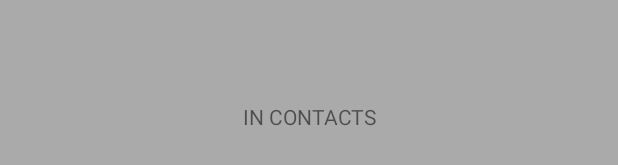
After one commit to mbutera11/Android-Apps, an Android app: the layout activity_contacts.xml on its own in the app's theme, with its tools: preview values and no code run, on a phone screen of 412 x 824 dp. The commit adds this screen. Shown: the part 515-680 px from the top of the screen. Run offline under Robolectric (Android 15) with nearby library versions, the light colour scheme and no system bars.

Commit message:
Login and Register Fully Function
Both log in and register will take you to blank contacts page. It checks to make sure values arent empty and that passwords match, user exists, etc.

```diff
--- a/ContactManager/app/src/main/AndroidManifest.xml
+++ b/ContactManager/app/src/main/AndroidManifest.xml
@@ -23,7 +23,8 @@
         </activity>
         <activity android:name=".RegisterActivity" />
         <activity android:name=".AndroidDatabaseManager" />
-        <activity android:name=".LoginActivity"></activity>
+        <activity android:name=".LoginActivity" />
+        <activity android:name=".ContactsActivity"></activity>
     </application>
 
 </manifest>
--- /dev/null
+++ b/ContactManager/app/src/main/res/layout/activity_contacts.xml
@@ -0,0 +1,23 @@
+<?xml version="1.0" encoding="utf-8"?>
+<android.support.constraint.ConstraintLayout xmlns:android="http://schemas.android.com/apk/res/android"
+    xmlns:app="http://schemas.android.com/apk/res-auto"
+    xmlns:tools="http://schemas.android.com/tools"
+    android:layout_width="match_parent"
+    android:layout_height="match_parent"
+    android:background="@android:color/darker_gray"
+    tools:context="lab6.android.wku.edu.contactmanager.ContactsActivity">
+
+    <TextView
+        android:id="@+id/textView9"
+        android:layout_width="wrap_content"
+        android:layout_height="wrap_content"
+        android:layout_marginBottom="237dp"
+        android:layout_marginEnd="147dp"
+        android:layout_marginStart="148dp"
+        android:layout_marginTop="255dp"
+        android:text="IN CONTACTS"
+        app:layout_constraintBottom_toBottomOf="parent"
+        app:layout_constraintEnd_toEndOf="parent"
+        app:layout_constraintStart_toStartOf="parent"
+        app:layout_constraintTop_toTopOf="parent" />
+</android.support.constraint.ConstraintLayout>
```
Also changed, not shown: ContactManager/app/src/main/java/lab6/android/wku/edu/contactmanager/ContactsActivity.java (added, +16 -0 lines), ContactManager/app/src/main/java/lab6/android/wku/edu/contactmanager/DBHelper.java (+22 -2 lines), ContactManager/app/src/main/java/lab6/android/wku/edu/contactmanager/LoginActivity.java (+49 -0 lines), ContactManager/app/src/main/java/lab6/android/wku/edu/contactmanager/RegisterActivity.java (+24 -15 lines), ContactManager/app/src/main/res/layout/activity_login.xml (+74 -4 lines).
